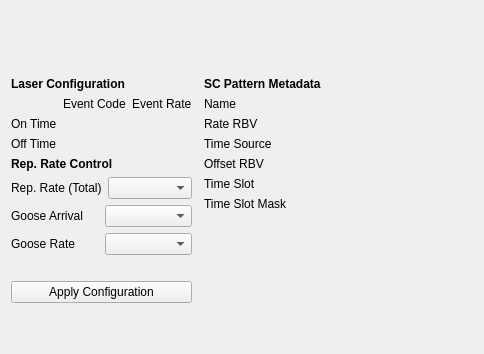
Old version of the form opcpa_tpr_config/user_config.ui in the repository pcdshub/opcpa-tpr-config.
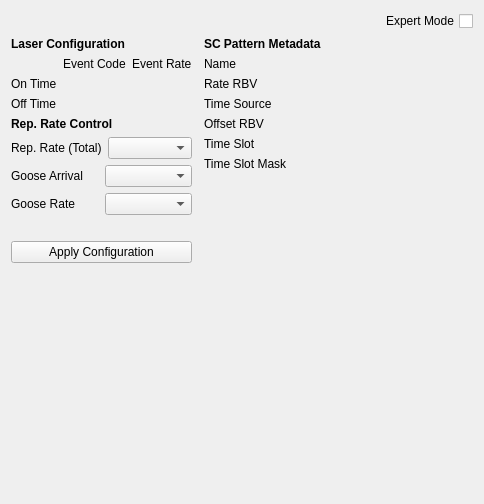
New version of the form. Custom widgets are drawn as their Qt base class.

Commit message: Add in "expert" mode and XPM NTTable widget. Some GUI cleanup.

Patch:
```diff
--- a/opcpa_tpr_config/user_config.ui
+++ b/opcpa_tpr_config/user_config.ui
@@ -7,7 +7,7 @@
     <x>0</x>
     <y>0</y>
     <width>484</width>
-    <height>354</height>
+    <height>504</height>
    </rect>
   </property>
   <property name="sizePolicy">
@@ -24,17 +24,15 @@
     <number>6</number>
    </property>
    <item>
+    <layout class="QHBoxLayout" name="horizontalLayout">
+     <item>
     <widget class="PyDMLabel" name="screen_title">
-     <property name="sizePolicy">
-      <sizepolicy hsizetype="MinimumExpanding" vsizetype="MinimumExpanding">
-       <horstretch>0</horstretch>
-       <verstretch>0</verstretch>
-      </sizepolicy>
-     </property>
      <property name="font">
       <font>
+         <pointsize>11</pointsize>
        <weight>75</weight>
        <bold>true</bold>
+         <underline>true</underline>
       </font>
      </property>
      <property name="toolTip">
@@ -43,11 +41,16 @@
     </widget>
    </item>
    <item>
-    <widget class="PyDMDrawingLine" name="PyDMDrawingLine_2">
-     <property name="toolTip">
-      <string/>
-     </property>
-    </widget>
+      <widget class="QCheckBox" name="expert_checkbox">
+       <property name="layoutDirection">
+        <enum>Qt::RightToLeft</enum>
+       </property>
+       <property name="text">
+        <string>Expert Mode</string>
+       </property>
+      </widget>
+     </item>
+    </layout>
    </item>
    <item>
     <layout class="QVBoxLayout" name="rbv_layout">
@@ -431,9 +434,40 @@
      </item>
     </layout>
    </item>
+   <item>
+    <widget class="PyDMNTTable" name="xpm_table">
+     <property name="sizePolicy">
+      <sizepolicy hsizetype="MinimumExpanding" vsizetype="Expanding">
+       <horstretch>0</horstretch>
+       <verstretch>0</verstretch>
+      </sizepolicy>
+     </property>
+     <property name="toolTip">
+      <string/>
+     </property>
+    </widget>
+   </item>
+   <item>
+    <spacer name="verticalSpacer_4">
+     <property name="orientation">
+      <enum>Qt::Vertical</enum>
+     </property>
+     <property name="sizeHint" stdset="0">
+      <size>
+       <width>20</width>
+       <height>40</height>
+      </size>
+     </property>
+    </spacer>
+   </item>
   </layout>
  </widget>
  <customwidgets>
+  <customwidget>
+   <class>PyDMNTTable</class>
+   <extends>QWidget</extends>
+   <header>pydm.widgets.nt_table</header>
+  </customwidget>
   <customwidget>
    <class>PyDMLabel</class>
    <extends>QLabel</extends>
```
Lines whose indentation alone changed are shown as unchanged. The commit also changes 1 other file.
